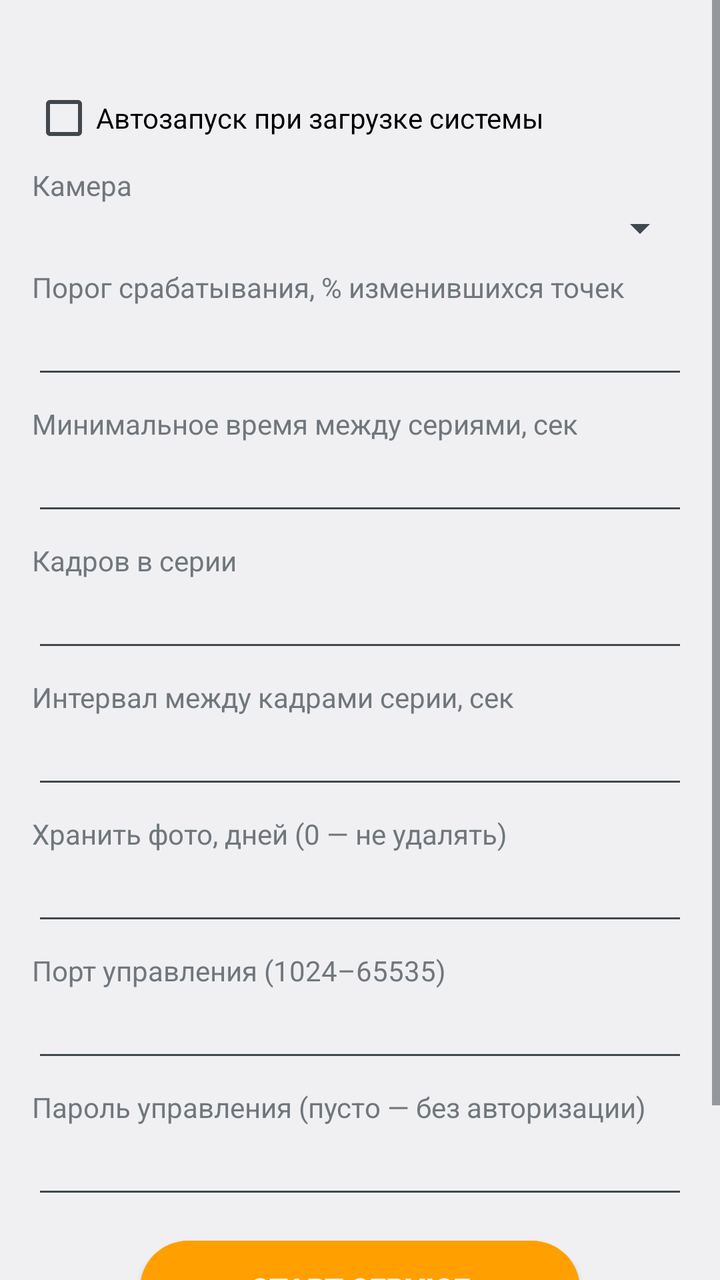
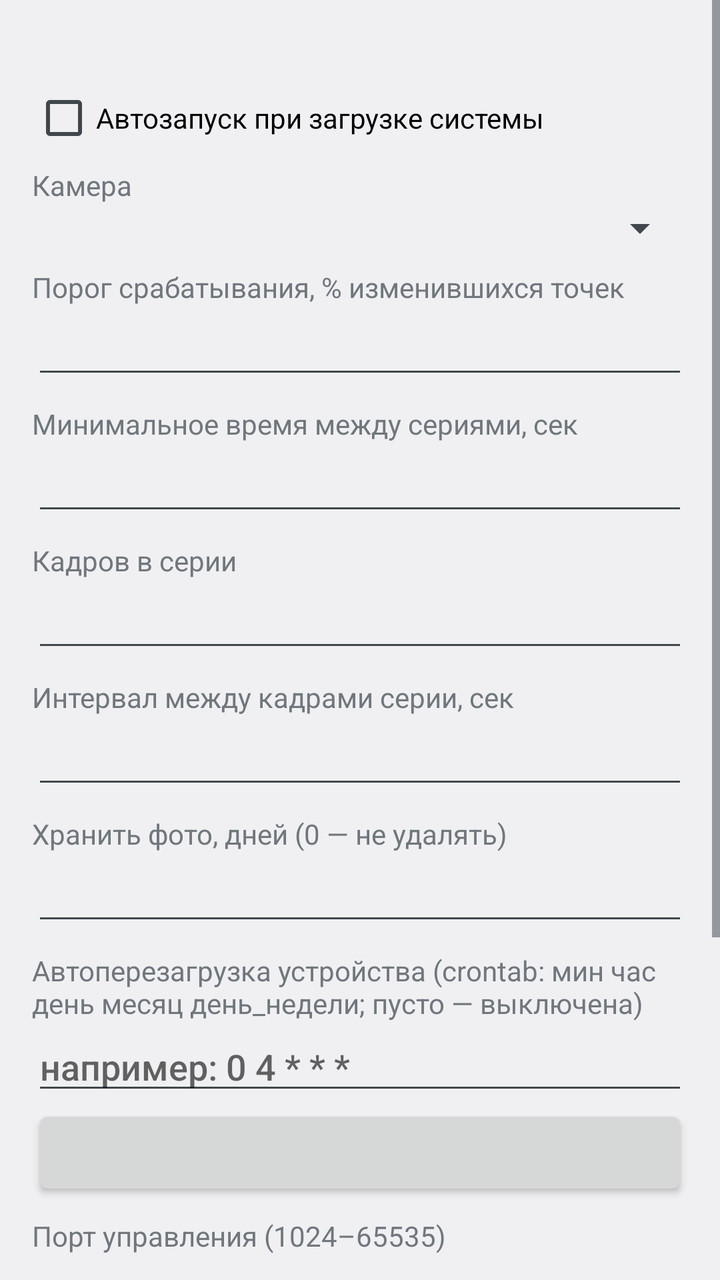

Compare the two renders of this Android layout. The source of the first and the diff that turns it into the second are given below.
<!-- AndroidManifest.xml: application theme android:Theme.DeviceDefault.Light -->
<!-- res/layout/activity_main.xml -->
<?xml version="1.0" encoding="utf-8"?>
<ScrollView xmlns:android="http://schemas.android.com/apk/res/android"
    android:layout_width="match_parent"
    android:layout_height="match_parent">

    <LinearLayout
        android:layout_width="match_parent"
        android:layout_height="wrap_content"
        android:focusable="true"
        android:focusableInTouchMode="true"
        android:orientation="vertical"
        android:padding="16dp">

        <TextView
            android:id="@+id/tvStatus"
            android:layout_width="match_parent"
            android:layout_height="wrap_content"
            android:paddingBottom="8dp" />

        <CheckBox
            android:id="@+id/cbAuto"
            android:layout_width="match_parent"
            android:layout_height="wrap_content"
            android:text="Автозапуск при загрузке системы" />

        <TextView
            android:layout_width="match_parent"
            android:layout_height="wrap_content"
            android:paddingTop="8dp"
            android:text="Камера" />

        <Spinner
            android:id="@+id/spCam"
            android:layout_width="match_parent"
            android:layout_height="wrap_content" />

        <TextView
            android:layout_width="match_parent"
            android:layout_height="wrap_content"
            android:paddingTop="8dp"
            android:text="Порог срабатывания, % изменившихся точек" />

        <EditText
            android:id="@+id/eThr"
            android:layout_width="match_parent"
            android:layout_height="wrap_content"
            android:inputType="numberDecimal" />

        <TextView
            android:layout_width="match_parent"
            android:layout_height="wrap_content"
            android:paddingTop="8dp"
            android:text="Минимальное время между сериями, сек" />

        <EditText
            android:id="@+id/eGap"
            android:layout_width="match_parent"
            android:layout_height="wrap_content"
            android:inputType="number" />

        <TextView
            android:layout_width="match_parent"
            android:layout_height="wrap_content"
            android:paddingTop="8dp"
            android:text="Кадров в серии" />

        <EditText
            android:id="@+id/eCnt"
            android:layout_width="match_parent"
            android:layout_height="wrap_content"
            android:inputType="number" />

        <TextView
            android:layout_width="match_parent"
            android:layout_height="wrap_content"
            android:paddingTop="8dp"
            android:text="Интервал между кадрами серии, сек" />

        <EditText
            android:id="@+id/eInt"
            android:layout_width="match_parent"
            android:layout_height="wrap_content"
            android:inputType="numberDecimal" />

        <TextView
            android:layout_width="match_parent"
            android:layout_height="wrap_content"
            android:paddingTop="8dp"
            android:text="Хранить фото, дней (0 — не удалять)" />

        <EditText
            android:id="@+id/eKeep"
            android:layout_width="match_parent"
            android:layout_height="wrap_content"
            android:inputType="number" />

        <TextView
            android:layout_width="match_parent"
            android:layout_height="wrap_content"
            android:paddingTop="8dp"
            android:text="Порт управления (1024–65535)" />

        <EditText
            android:id="@+id/ePort"
            android:layout_width="match_parent"
            android:layout_height="wrap_content"
            android:inputType="number" />

        <TextView
            android:layout_width="match_parent"
            android:layout_height="wrap_content"
            android:paddingTop="8dp"
            android:text="Пароль управления (пусто — без авторизации)" />

        <EditText
            android:id="@+id/ePass"
            android:layout_width="match_parent"
            android:layout_height="wrap_content"
            android:inputType="text" />

        <Button
            android:id="@+id/btnSave"
            android:layout_width="wrap_content"
            android:layout_height="wrap_content"
            android:layout_gravity="center_horizontal"
            android:layout_marginTop="16dp"
            android:background="@drawable/btn_start"
            android:minWidth="220dp"
            android:minHeight="48dp"
            android:paddingBottom="12dp"
            android:paddingLeft="32dp"
            android:paddingRight="32dp"
            android:paddingTop="12dp"
            android:text="START SERVICE"
            android:textColor="@color/btn_text"
            android:textSize="15sp"
            android:textStyle="bold" />

        <TextView
            android:id="@+id/tvHint"
            android:layout_width="match_parent"
            android:layout_height="wrap_content"
            android:paddingTop="12dp"
            android:textSize="12sp" />

        <TextView
            android:id="@+id/tvVer"
            android:layout_width="match_parent"
            android:layout_height="wrap_content"
            android:paddingTop="12dp"
            android:textSize="12sp" />
    </LinearLayout>
</ScrollView>
<!-- resources referenced by this layout -->
<resources>
  <color name="btn_text">#FFFFFF</color>
  <!-- drawable btn_start (drawable) -->
  <?xml version="1.0" encoding="utf-8"?>
  <selector xmlns:android="http://schemas.android.com/apk/res/android">
      <item android:state_pressed="true">
          <shape android:shape="rectangle">
              <solid android:color="@color/btn_start_pressed" />
              <corners android:radius="100dp" />
          </shape>
      </item>
      <item>
          <shape android:shape="rectangle">
              <solid android:color="@color/btn_start" />
              <corners android:radius="100dp" />
          </shape>
      </item>
  </selector>
  <color name="btn_start_pressed">#E65100</color>
  <color name="btn_start">#FFA000</color>
</resources>

<!-- the commit's change to res/layout/activity_main.xml (unified diff, before → after) -->
@@ -98,6 +98,31 @@
             android:layout_width="match_parent"
             android:layout_height="wrap_content"
             android:paddingTop="8dp"
+            android:text="Автоперезагрузка устройства (crontab: мин час день месяц день_недели; пусто — выключена)" />
+
+        <EditText
+            android:id="@+id/eReboot"
+            android:layout_width="match_parent"
+            android:layout_height="wrap_content"
+            android:hint="например: 0 4 * * *"
+            android:inputType="text" />
+
+        <Button
+            android:id="@+id/btnRebootPerm"
+            android:layout_width="match_parent"
+            android:layout_height="wrap_content" />
+
+        <Button
+            android:id="@+id/btnRebootOwner"
+            android:layout_width="match_parent"
+            android:layout_height="wrap_content"
+            android:text="Снять права владельца устройства"
+            android:visibility="gone" />
+
+        <TextView
+            android:layout_width="match_parent"
+            android:layout_height="wrap_content"
+            android:paddingTop="8dp"
             android:text="Порт управления (1024–65535)" />
 
         <EditText
